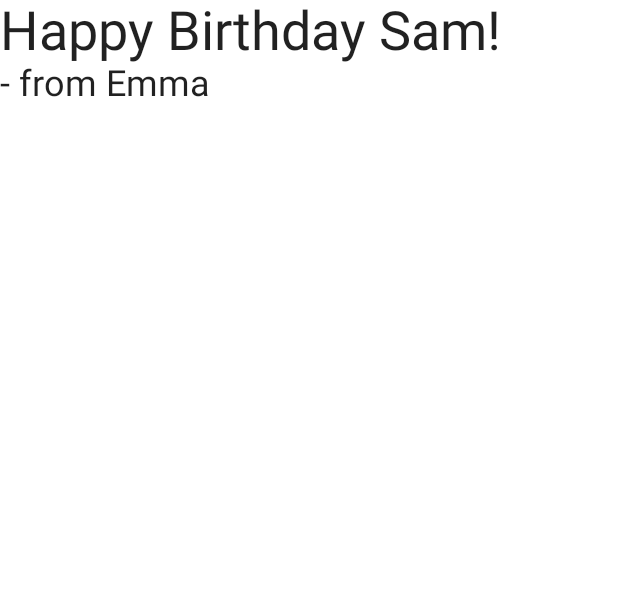
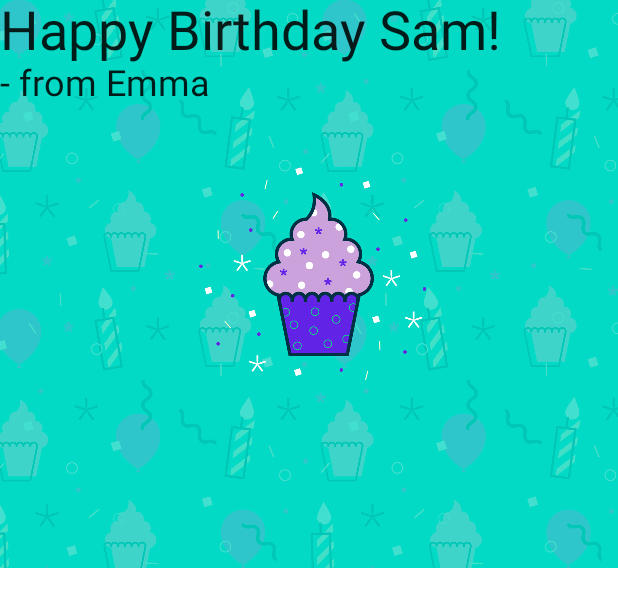
Before and after one commit to jonathanzho/TestJetpackCompose, an Android app built with Jetpack Compose: the @Preview function BirthdayCardPreview, on a phone screen of 412 x 824 dp. Shown: the top 607 px of the screen. Run offline under Robolectric (Android 15) with nearby library versions, the phone set to English and light mode, and no system bars.

Commit message:
Added a birthday Image to the UI, via Box, below the Text.

```diff
--- a/app/src/main/java/com/example/jonathan/testjetpackcompose/MainActivity.kt
+++ b/app/src/main/java/com/example/jonathan/testjetpackcompose/MainActivity.kt
@@ -3,6 +3,8 @@ package com.example.jonathan.testjetpackcompose
 import android.os.Bundle
 import androidx.activity.ComponentActivity
 import androidx.activity.compose.setContent
+import androidx.compose.foundation.Image
+import androidx.compose.foundation.layout.Box
 import androidx.compose.foundation.layout.Column
 import androidx.compose.foundation.layout.fillMaxSize
 import androidx.compose.material.MaterialTheme
@@ -10,6 +12,7 @@ import androidx.compose.material.Surface
 import androidx.compose.material.Text
 import androidx.compose.runtime.Composable
 import androidx.compose.ui.Modifier
+import androidx.compose.ui.res.painterResource
 import androidx.compose.ui.tooling.preview.Preview
 import androidx.compose.ui.unit.sp
 import com.example.jonathan.testjetpackcompose.ui.theme.HappyBirthdayTheme
@@ -46,10 +49,24 @@ fun BirthdayGreetingWithText(message: String, from: String) {
     }
 }
 
+@Composable
+fun BirthdayGreetingWithImage(message: String, from: String) {
+    val image = painterResource(R.drawable.androidparty)
+
+    Box {
+        Image(
+            painter = image,
+            contentDescription = null
+        )
+
+        BirthdayGreetingWithText(message, from)
+    }
+}
+
 @Preview(showBackground = true)
 @Composable
 fun BirthdayCardPreview() {
     HappyBirthdayTheme {
-        BirthdayGreetingWithText("Happy Birthday Sam!", "- from Emma")
+        BirthdayGreetingWithImage("Happy Birthday Sam!", "- from Emma")
     }
 }
```
Also changed, not shown: app/src/main/res/drawable-nodpi/androidparty.png (added).
